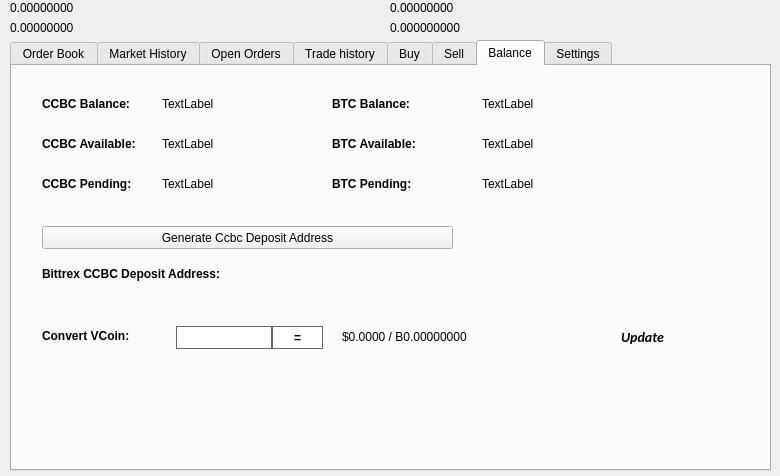
This is src/qt/forms/tradingdialog.ui in CryptoCashBack-Hub/CCBC as Qt 5 draws it before an edit. The edited form follows.
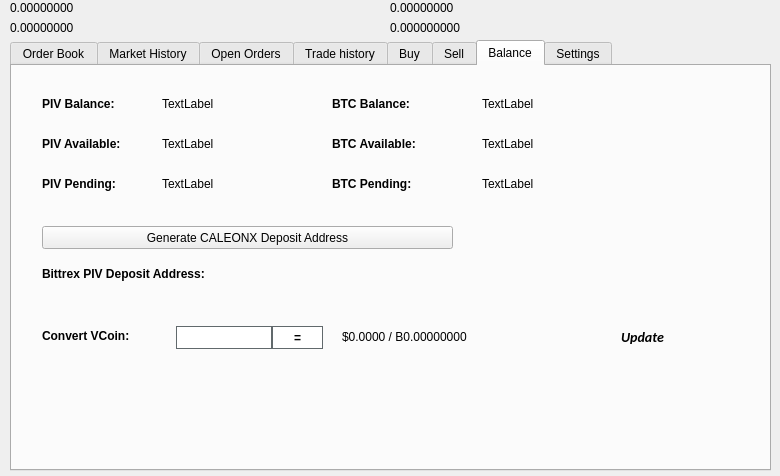
This is the edited form. The open tabs and pages were chosen to show the change. Icons and pictures are not drawn.

Diff of the .ui file:
```diff
--- a/src/qt/forms/tradingdialog.ui
+++ b/src/qt/forms/tradingdialog.ui
@@ -2762,7 +2762,7 @@
       </font>
      </property>
      <property name="text">
-      <string>CCBC Balance:</string>
+      <string>PIV Balance:</string>
      </property>
     </widget>
     <widget class="QLabel" name="label_12">
@@ -2813,7 +2813,7 @@
       </font>
      </property>
      <property name="text">
-      <string>CCBC Available:</string>
+      <string>PIV Available:</string>
      </property>
     </widget>
     <widget class="QLabel" name="label_14">
@@ -2832,7 +2832,7 @@
       </font>
      </property>
      <property name="text">
-      <string>CCBC Pending:</string>
+      <string>PIV Pending:</string>
      </property>
     </widget>
     <widget class="QLabel" name="XXXPendingLabel">
@@ -2928,7 +2928,7 @@
       </font>
      </property>
      <property name="text">
-      <string>Bittrex CCBC Deposit Address:</string>
+      <string>Bittrex PIV Deposit Address:</string>
      </property>
     </widget>
     <widget class="QPushButton" name="GenDepositBTN">
@@ -2941,7 +2941,7 @@
       </rect>
      </property>
      <property name="text">
-      <string>Generate Ccbc Deposit Address</string>
+      <string>Generate CALEONX Deposit Address</string>
      </property>
      <property name="icon">
       <iconset resource="../ccbc.qrc">
```
Left out of the diff: 46 changed lines with no effect on the pictures.
